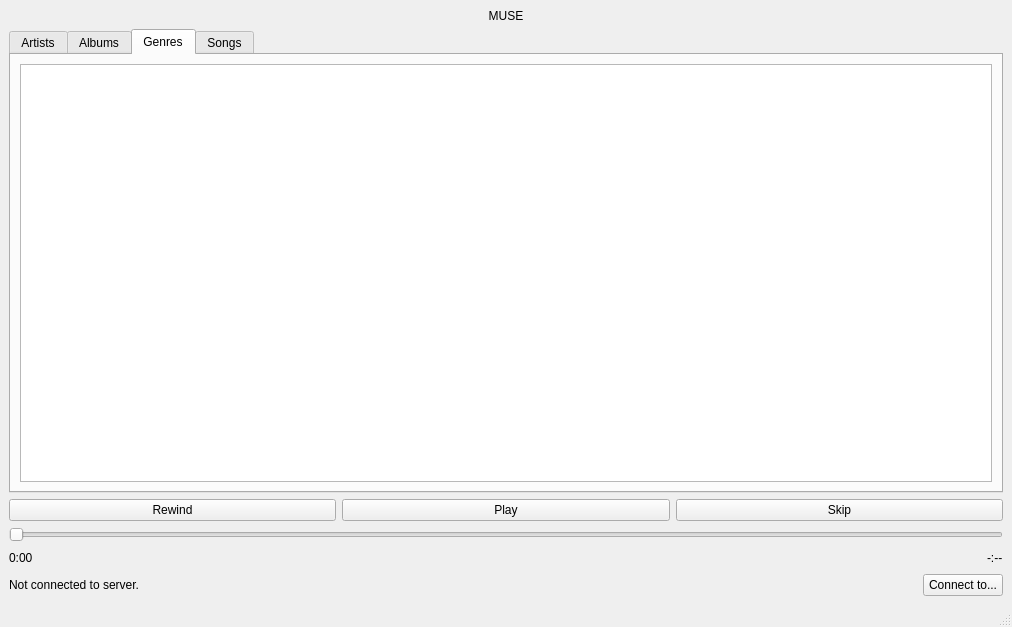
Above: src/client/musewindow.ui from rgrahamh/muse before the change. Below: the same form after it.
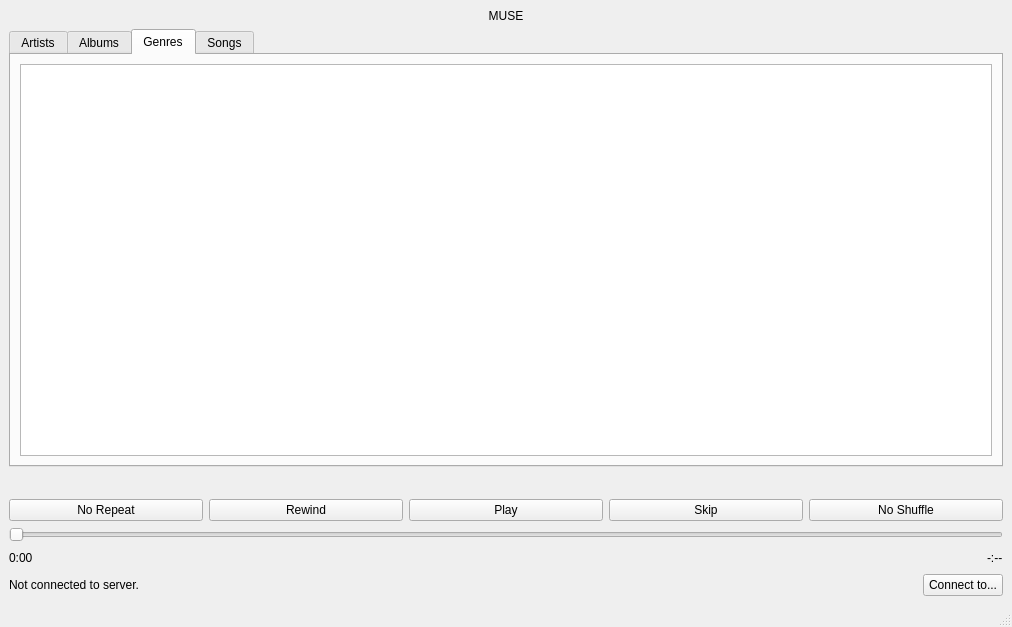
That is the form after the change.

Commit message: history and queue working; shuffle also working

Patch:
```diff
--- a/src/client/musewindow.ui
+++ b/src/client/musewindow.ui
@@ -98,8 +98,58 @@
       </item>
      </layout>
     </item>
+    <item>
+     <layout class="QHBoxLayout" name="songinfowindow">
+      <item>
+       <spacer name="horizontalSpacer_3">
+        <property name="orientation">
+         <enum>Qt::Horizontal</enum>
+        </property>
+        <property name="sizeHint" stdset="0">
+         <size>
+          <width>40</width>
+          <height>20</height>
+         </size>
+        </property>
+       </spacer>
+      </item>
+      <item>
+       <widget class="QLabel" name="songInfoLabel">
+        <property name="text">
+         <string/>
+        </property>
+       </widget>
+      </item>
+      <item>
+       <spacer name="horizontalSpacer_4">
+        <property name="orientation">
+         <enum>Qt::Horizontal</enum>
+        </property>
+        <property name="sizeHint" stdset="0">
+         <size>
+          <width>40</width>
+          <height>20</height>
+         </size>
+        </property>
+       </spacer>
+      </item>
+     </layout>
+    </item>
     <item>
      <layout class="QHBoxLayout" name="actionwindow">
+      <item>
+       <widget class="QPushButton" name="repeatButton">
+        <property name="text">
+         <string>No Repeat</string>
+        </property>
+        <property name="checkable">
+         <bool>true</bool>
+        </property>
+        <property name="checked">
+         <bool>false</bool>
+        </property>
+       </widget>
+      </item>
       <item>
        <widget class="QPushButton" name="rewindButton">
         <property name="text">
@@ -121,6 +171,16 @@
         </property>
        </widget>
       </item>
+      <item>
+       <widget class="QPushButton" name="shuffleButton">
+        <property name="text">
+         <string>No Shuffle</string>
+        </property>
+        <property name="checkable">
+         <bool>true</bool>
+        </property>
+       </widget>
+      </item>
      </layout>
     </item>
     <item>
```
Left out of the diff: 2 changed lines with no effect on the pictures. The commit also changes 2 other files.
